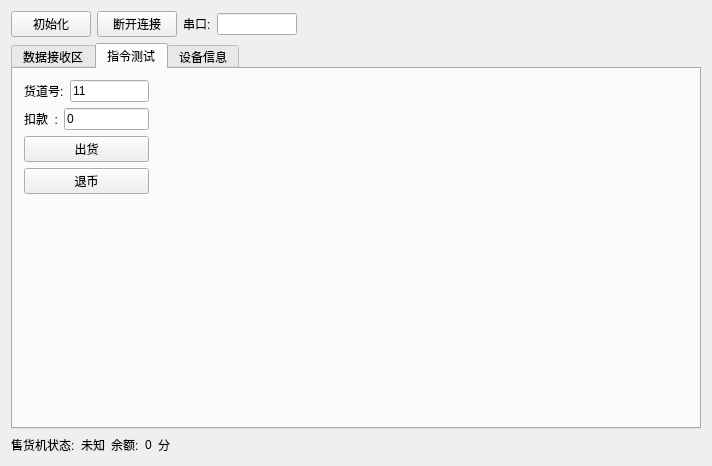
github188/EV_protocol, file EV_protocolDemo/mainwindow.ui: the form before one commit.
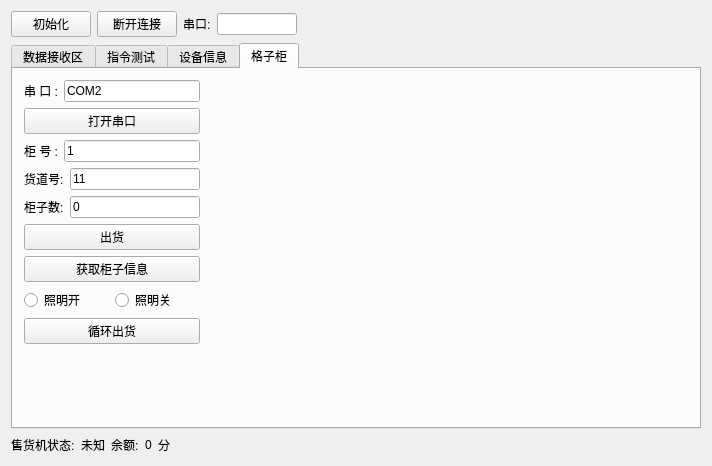
The form after the commit.

Commit message: 新增格子柜操作，修改查询格子柜BUG

```diff
--- a/EV_protocolDemo/mainwindow.ui
+++ b/EV_protocolDemo/mainwindow.ui
@@ -14,7 +14,7 @@
    <string>客户端demo-Qt版</string>
   </property>
   <widget class="QWidget" name="centralWidget">
-   <layout class="QVBoxLayout" name="verticalLayout_4">
+   <layout class="QVBoxLayout" name="verticalLayout_5">
     <item>
      <layout class="QHBoxLayout" name="horizontalLayout_5">
       <item>
@@ -76,7 +76,7 @@
     <item>
      <widget class="QTabWidget" name="tabWidget">
       <property name="currentIndex">
-       <number>1</number>
+       <number>3</number>
       </property>
       <widget class="QWidget" name="tab">
        <attribute name="title">
@@ -240,6 +240,179 @@
         </layout>
        </widget>
       </widget>
+      <widget class="QWidget" name="tab_4">
+       <attribute name="title">
+        <string>格子柜</string>
+       </attribute>
+       <layout class="QHBoxLayout" name="horizontalLayout_15">
+        <item>
+         <layout class="QVBoxLayout" name="verticalLayout_4">
+          <item>
+           <layout class="QHBoxLayout" name="horizontalLayout_12">
+            <item>
+             <widget class="QLabel" name="label_9">
+              <property name="text">
+               <string>串 口 :</string>
+              </property>
+             </widget>
+            </item>
+            <item>
+             <widget class="QLineEdit" name="lineEdit_port_2">
+              <property name="sizePolicy">
+               <sizepolicy hsizetype="Expanding" vsizetype="Fixed">
+                <horstretch>0</horstretch>
+                <verstretch>0</verstretch>
+               </sizepolicy>
+              </property>
+              <property name="text">
+               <string>COM2</string>
+              </property>
+             </widget>
+            </item>
+           </layout>
+          </item>
+          <item>
+           <widget class="QPushButton" name="pushButton_bentoPort">
+            <property name="text">
+             <string>打开串口</string>
+            </property>
+            <property name="checkable">
+             <bool>true</bool>
+            </property>
+           </widget>
+          </item>
+          <item>
+           <layout class="QHBoxLayout" name="horizontalLayout_16">
+            <item>
+             <widget class="QLabel" name="label_12">
+              <property name="text">
+               <string>柜 号 :</string>
+              </property>
+             </widget>
+            </item>
+            <item>
+             <widget class="QLineEdit" name="lineEdit_bentoCabinet">
+              <property name="sizePolicy">
+               <sizepolicy hsizetype="Expanding" vsizetype="Fixed">
+                <horstretch>0</horstretch>
+                <verstretch>0</verstretch>
+               </sizepolicy>
+              </property>
+              <property name="text">
+               <string>1</string>
+              </property>
+             </widget>
+            </item>
+           </layout>
+          </item>
+          <item>
+           <layout class="QHBoxLayout" name="horizontalLayout_13">
+            <item>
+             <widget class="QLabel" name="label_10">
+              <property name="text">
+               <string>货道号:</string>
+              </property>
+             </widget>
+            </item>
+            <item>
+             <widget class="QLineEdit" name="lineEdit_trade_column_2">
+              <property name="text">
+               <string>11</string>
+              </property>
+             </widget>
+            </item>
+           </layout>
+          </item>
+          <item>
+           <layout class="QHBoxLayout" name="horizontalLayout_14">
+            <item>
+             <widget class="QLabel" name="label_11">
+              <property name="text">
+               <string>柜子数:</string>
+              </property>
+             </widget>
+            </item>
+            <item>
+             <widget class="QLineEdit" name="lineEdit_bentoBoxNum">
+              <property name="text">
+               <string>0</string>
+              </property>
+             </widget>
+            </item>
+           </layout>
+          </item>
+          <item>
+           <widget class="QPushButton" name="pushButton_trade_2">
+            <property name="text">
+             <string>出货</string>
+            </property>
+           </widget>
+          </item>
+          <item>
+           <widget class="QPushButton" name="pushButton_bentoCheck">
+            <property name="text">
+             <string>获取柜子信息</string>
+            </property>
+           </widget>
+          </item>
+          <item>
+           <layout class="QHBoxLayout" name="horizontalLayout_17">
+            <item>
+             <widget class="QRadioButton" name="radioButton_bentoLightOn">
+              <property name="text">
+               <string>照明开</string>
+              </property>
+             </widget>
+            </item>
+            <item>
+             <widget class="QRadioButton" name="radioButton_bentoLightOff">
+              <property name="text">
+               <string>照明关</string>
+              </property>
+             </widget>
+            </item>
+           </layout>
+          </item>
+          <item>
+           <widget class="QPushButton" name="pushButton_cycleTrade_2">
+            <property name="text">
+             <string>循环出货</string>
+            </property>
+            <property name="checkable">
+             <bool>true</bool>
+            </property>
+           </widget>
+          </item>
+          <item>
+           <spacer name="verticalSpacer_2">
+            <property name="orientation">
+             <enum>Qt::Vertical</enum>
+            </property>
+            <property name="sizeHint" stdset="0">
+             <size>
+              <width>20</width>
+              <height>312</height>
+             </size>
+            </property>
+           </spacer>
+          </item>
+         </layout>
+        </item>
+        <item>
+         <spacer name="horizontalSpacer_3">
+          <property name="orientation">
+           <enum>Qt::Horizontal</enum>
+          </property>
+          <property name="sizeHint" stdset="0">
+           <size>
+            <width>488</width>
+            <height>20</height>
+           </size>
+          </property>
+         </spacer>
+        </item>
+       </layout>
+      </widget>
      </widget>
     </item>
     <item>
```
Left out of the diff: 10 changed lines with no effect on the pictures. The commit also changes 11 other files.
